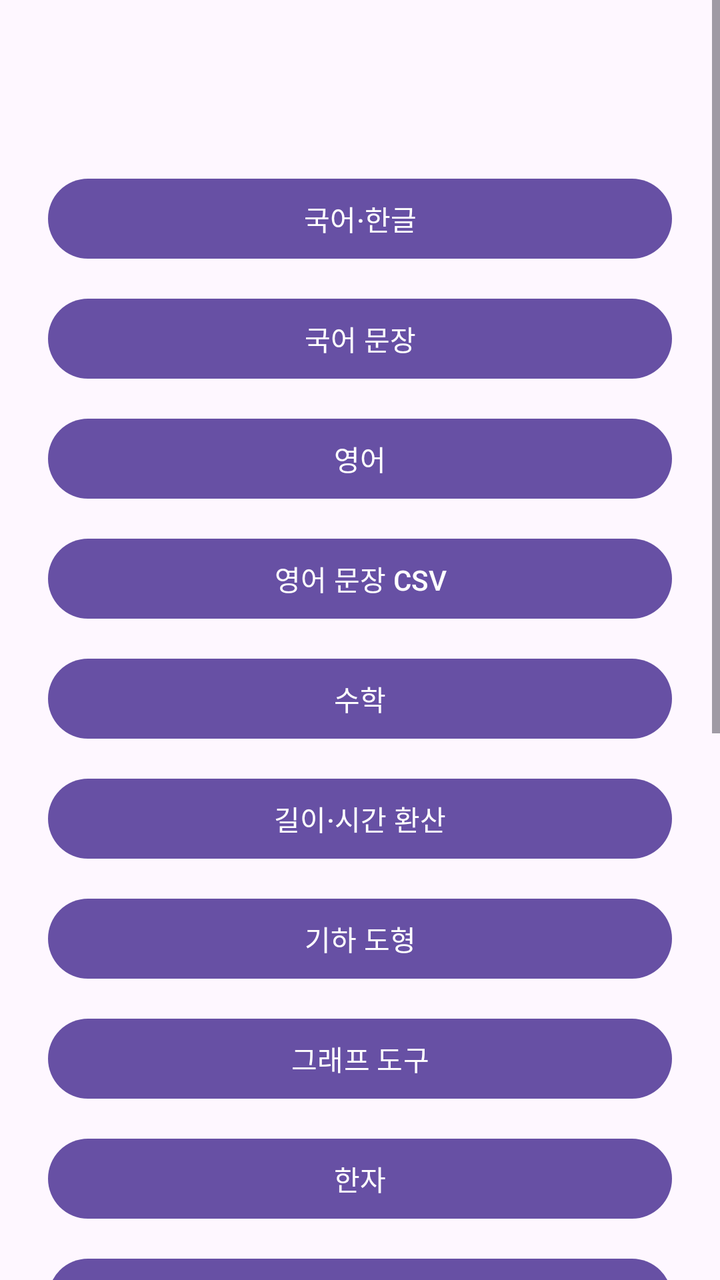
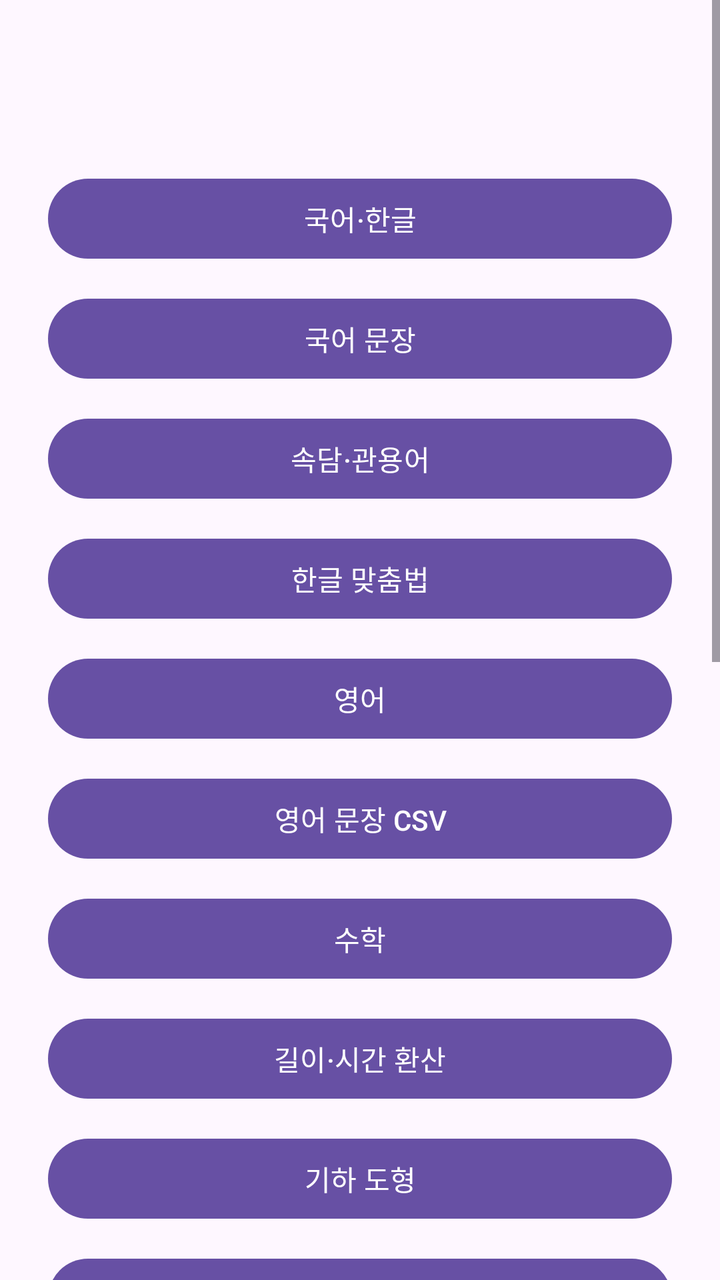

Two renders of the same Android screen: before a commit and after it. Below are the layout's source before the change and the commit's diff.
<!-- AndroidManifest.xml: application theme Theme.Eunhyo2 -->
<!-- res/layout/activity_school_menu.xml -->
<?xml version="1.0" encoding="utf-8"?>
<ScrollView xmlns:android="http://schemas.android.com/apk/res/android"
    android:layout_width="match_parent"
    android:layout_height="match_parent">

    <LinearLayout
        android:layout_width="match_parent"
        android:layout_height="wrap_content"
        android:orientation="vertical"
        android:padding="24dp">

        <TextView
            android:id="@+id/textSchoolLevel"
            android:layout_width="match_parent"
            android:layout_height="wrap_content"
            android:gravity="center"
            android:textAppearance="@style/TextAppearance.Material3.HeadlineMedium" />

        <com.google.android.material.button.MaterialButton android:id="@+id/buttonKorean" android:layout_width="match_parent" android:layout_height="wrap_content" android:layout_marginTop="24dp" android:text="국어·한글" />
        <com.google.android.material.button.MaterialButton android:id="@+id/buttonKoreanPhrase" android:layout_width="match_parent" android:layout_height="wrap_content" android:layout_marginTop="12dp" android:text="국어 문장" />
        <com.google.android.material.button.MaterialButton android:id="@+id/buttonEnglish" android:layout_width="match_parent" android:layout_height="wrap_content" android:layout_marginTop="12dp" android:text="영어" />
        <com.google.android.material.button.MaterialButton android:id="@+id/buttonEnglishSentence" android:layout_width="match_parent" android:layout_height="wrap_content" android:layout_marginTop="12dp" android:text="영어 문장 CSV" />
        <com.google.android.material.button.MaterialButton android:id="@+id/buttonMath" android:layout_width="match_parent" android:layout_height="wrap_content" android:layout_marginTop="12dp" android:text="수학" />
        <com.google.android.material.button.MaterialButton android:id="@+id/buttonMeasurement" android:layout_width="match_parent" android:layout_height="wrap_content" android:layout_marginTop="12dp" android:text="길이·시간 환산" />
        <com.google.android.material.button.MaterialButton android:id="@+id/buttonGeometry" android:layout_width="match_parent" android:layout_height="wrap_content" android:layout_marginTop="12dp" android:text="기하 도형" />
        <com.google.android.material.button.MaterialButton android:id="@+id/buttonGraph" android:layout_width="match_parent" android:layout_height="wrap_content" android:layout_marginTop="12dp" android:text="그래프 도구" />
        <com.google.android.material.button.MaterialButton android:id="@+id/buttonHanja" android:layout_width="match_parent" android:layout_height="wrap_content" android:layout_marginTop="12dp" android:text="한자" />
        <com.google.android.material.button.MaterialButton android:id="@+id/buttonHistory" android:layout_width="match_parent" android:layout_height="wrap_content" android:layout_marginTop="12dp" android:text="역사" />
        <com.google.android.material.button.MaterialButton android:id="@+id/buttonClock" android:layout_width="match_parent" android:layout_height="wrap_content" android:layout_marginTop="12dp" android:text="시계 학습" />
        <com.google.android.material.button.MaterialButton android:id="@+id/buttonDrawing" android:layout_width="match_parent" android:layout_height="wrap_content" android:layout_marginTop="12dp" android:text="그리기 연습" />
        <com.google.android.material.button.MaterialButton android:id="@+id/buttonLinks" android:layout_width="match_parent" android:layout_height="wrap_content" android:layout_marginTop="12dp" android:text="교육 사이트" />
        <com.google.android.material.button.MaterialButton android:id="@+id/buttonMedia" android:layout_width="match_parent" android:layout_height="wrap_content" android:layout_marginTop="12dp" android:text="미디어 학습" />
        <com.google.android.material.button.MaterialButton android:id="@+id/buttonSports" android:layout_width="match_parent" android:layout_height="wrap_content" android:layout_marginTop="12dp" android:text="스포츠 학습" />
        <com.google.android.material.button.MaterialButton android:id="@+id/buttonAi" android:layout_width="match_parent" android:layout_height="wrap_content" android:layout_marginTop="12dp" android:text="AI 학습 도우미" />
        <com.google.android.material.button.MaterialButton android:id="@+id/buttonGame" android:layout_width="match_parent" android:layout_height="wrap_content" android:layout_marginTop="12dp" android:text="게임·점수" />
    </LinearLayout>
</ScrollView>
<!-- resources referenced by this layout -->
<resources>
  <style name="Theme.Eunhyo2" parent="Theme.Material3.DayNight.NoActionBar">
          <item name="android:windowLightStatusBar">true</item>
      </style>
</resources>

<!-- the commit's change to res/layout/activity_school_menu.xml (unified diff, before → after) -->
@@ -18,6 +18,8 @@
 
         <com.google.android.material.button.MaterialButton android:id="@+id/buttonKorean" android:layout_width="match_parent" android:layout_height="wrap_content" android:layout_marginTop="24dp" android:text="국어·한글" />
         <com.google.android.material.button.MaterialButton android:id="@+id/buttonKoreanPhrase" android:layout_width="match_parent" android:layout_height="wrap_content" android:layout_marginTop="12dp" android:text="국어 문장" />
+        <com.google.android.material.button.MaterialButton android:id="@+id/buttonKoreanIdiom" android:layout_width="match_parent" android:layout_height="wrap_content" android:layout_marginTop="12dp" android:text="속담·관용어" />
+        <com.google.android.material.button.MaterialButton android:id="@+id/buttonKoreanSpelling" android:layout_width="match_parent" android:layout_height="wrap_content" android:layout_marginTop="12dp" android:text="한글 맞춤법" />
         <com.google.android.material.button.MaterialButton android:id="@+id/buttonEnglish" android:layout_width="match_parent" android:layout_height="wrap_content" android:layout_marginTop="12dp" android:text="영어" />
         <com.google.android.material.button.MaterialButton android:id="@+id/buttonEnglishSentence" android:layout_width="match_parent" android:layout_height="wrap_content" android:layout_marginTop="12dp" android:text="영어 문장 CSV" />
         <com.google.android.material.button.MaterialButton android:id="@+id/buttonMath" android:layout_width="match_parent" android:layout_height="wrap_content" android:layout_marginTop="12dp" android:text="수학" />
